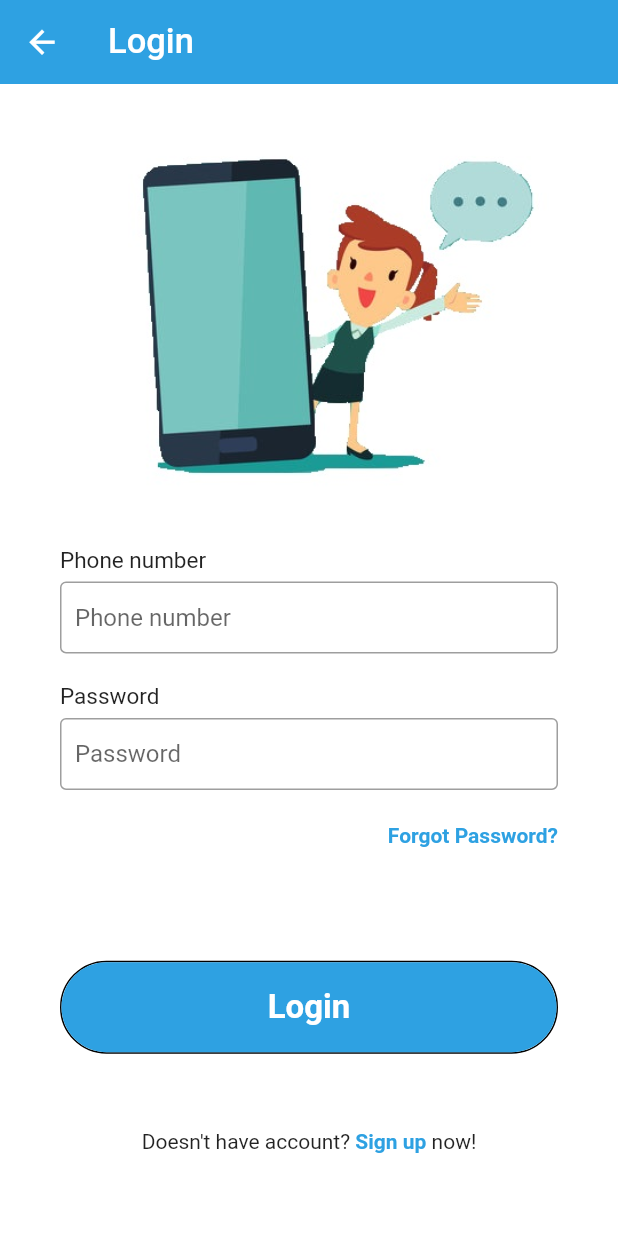
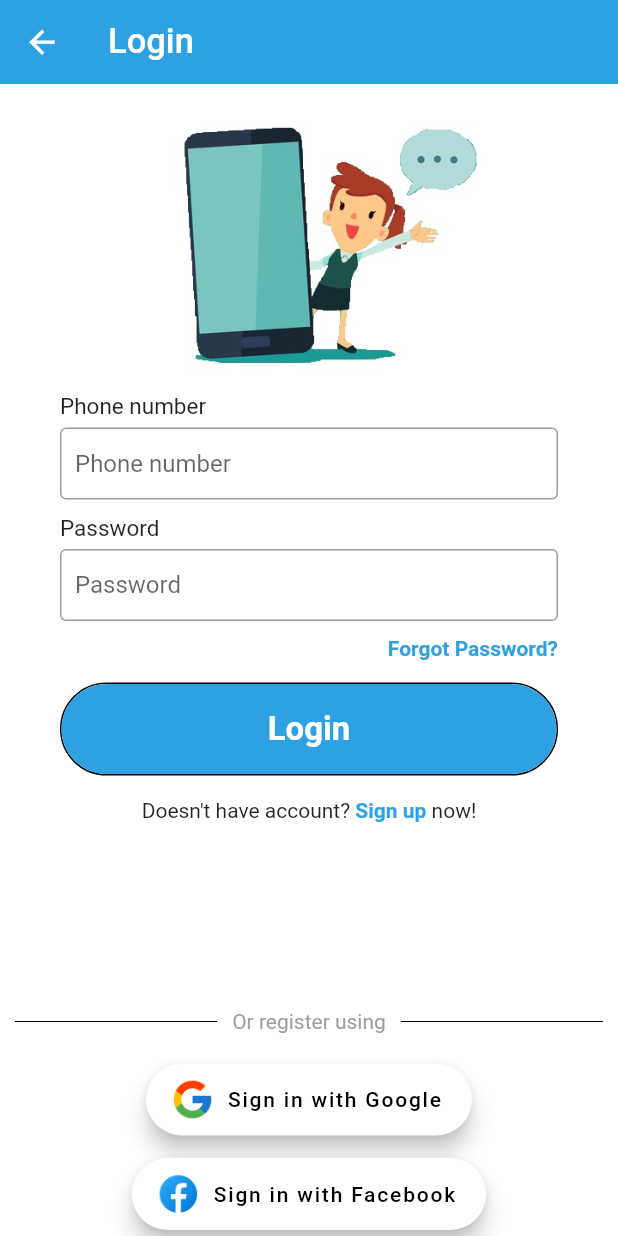
Before and after one commit to HungPham-Coder/HEH, a Flutter app: the screen it shows after launch, after a tap on "Login", on a phone screen of 412 x 824 dp. Run offline on Flutter 3.47's test engine with Material 2 defaults, Android fonts, the phone set to English and light mode, and no system bars.

Commit message:
Update login with fb, gg

```diff
--- a/heh_application/lib/Login page/login.dart
+++ b/heh_application/lib/Login page/login.dart
@@ -28,18 +28,19 @@ class LoginPage extends StatelessWidget {
           ),
         ),
       ),
-      body: SizedBox(
-        height: MediaQuery.of(context).size.height - 100,
+      body: SingleChildScrollView(
+          child: SizedBox(
+        height: MediaQuery.of(context).size.height - 30,
         width: double.infinity,
         child: Column(
-          mainAxisAlignment: MainAxisAlignment.spaceBetween,
+          mainAxisAlignment: MainAxisAlignment.start,
           children: <Widget>[
             Expanded(
                 child: Column(
-              mainAxisAlignment: MainAxisAlignment.spaceAround,
+              mainAxisAlignment: MainAxisAlignment.start,
               children: <Widget>[
                 Container(
-                  height: MediaQuery.of(context).size.height / 3,
+                  height: MediaQuery.of(context).size.height / 4,
                   decoration: const BoxDecoration(
                       image: DecorationImage(
                           image: AssetImage("assets/images/welcome.jpg"))),
@@ -52,6 +53,9 @@ class LoginPage extends StatelessWidget {
                       inputPassword(label: "Password", obscureText: true)
                     ],
                   ),
+                ),
+                const SizedBox(
+                  height: 10,
                 ),
                 Padding(
                     padding: const EdgeInsets.symmetric(horizontal: 40),
@@ -77,7 +81,7 @@ class LoginPage extends StatelessWidget {
                       ],
                     )),
                 const SizedBox(
-                  height: 30,
+                  height: 15,
                 ),
                 Padding(
                   padding: const EdgeInsets.symmetric(horizontal: 40),
@@ -112,7 +116,7 @@ class LoginPage extends StatelessWidget {
                   ),
                 ),
                 const SizedBox(
-                  height: 5,
+                  height: 15,
                 ),
                 Padding(
                     padding: const EdgeInsets.symmetric(horizontal: 40),
@@ -140,10 +144,72 @@ class LoginPage extends StatelessWidget {
                       ],
                     )),
               ],
-            ))
+            )),
+            Column(
+              children: <Widget>[
+                Row(children: <Widget>[
+                  Expanded(
+                      child: Container(
+                    margin: const EdgeInsets.only(left: 10.0, right: 10.0),
+                    child: const Divider(
+                      color: Colors.black,
+                      height: 36,
+                    ),
+                  )),
+                  const Text("Or register using",
+                      style: TextStyle(color: Colors.grey)),
+                  Expanded(
+                      child: Container(
+                    margin: const EdgeInsets.only(left: 10.0, right: 10.0),
+                    child: const Divider(
+                      color: Colors.black,
+                      height: 36,
+                    ),
+                  )),
+                ]),
+                // const Center(
+                //   child: Text(
+                //     "Or register using",
+                //     style: TextStyle(color: Colors.grey),
+                //   ),
+                // ),
+
+                const SizedBox(
+                  height: 10,
+                ),
+
+                Center(
+                  child: FloatingActionButton.extended(
+                    onPressed: () {},
+                    icon: Image.asset('assets/icons/google_icon.png',
+                        height: 30, width: 30),
+                    label: const Text('Sign in with Google'),
+                    backgroundColor: Colors.white,
+                    foregroundColor: Colors.black,
+                  ),
+                ),
+                // ignore: prefer_const_constructors
+                SizedBox(
+                  height: 15,
+                ),
+                Center(
+                  child: FloatingActionButton.extended(
+                    onPressed: () {},
+                    icon: Image.asset('assets/icons/facebook_icon.png',
+                        height: 30, width: 30),
+                    label: const Text('Sign in with Facebook'),
+                    backgroundColor: Colors.white,
+                    foregroundColor: Colors.black,
+                  ),
+                ),
+              ],
+            ),
+            const SizedBox(
+              height: 30,
+            )
           ],
         ),
-      ),
+      )),
     );
   }
 }
@@ -170,7 +236,7 @@ Widget inputPhone({label, obscureText = false}) {
             border:
                 OutlineInputBorder(borderSide: BorderSide(color: Colors.grey))),
       ),
-      const SizedBox(height: 20)
+      const SizedBox(height: 10)
     ],
   );
 }
--- a/heh_application/lib/SignUp Page/signup.dart
+++ b/heh_application/lib/SignUp Page/signup.dart
@@ -17,7 +17,7 @@ class _SignUpPageState extends State<SignUpPage> {
   @override
   Widget build(BuildContext context) {
     return Scaffold(
-      resizeToAvoidBottomInset: true,
+      resizeToAvoidBottomInset: false,
       backgroundColor: Colors.white,
       appBar: AppBar(
         title: const Text(
@@ -60,7 +60,7 @@ class _SignUpPageState extends State<SignUpPage> {
                 height: 20,
               ),
               Column(
-                mainAxisAlignment: MainAxisAlignment.spaceBetween,
+                mainAxisAlignment: MainAxisAlignment.start,
                 children: <Widget>[
                   Row(
                     children: <Widget>[
@@ -91,9 +91,6 @@ class _SignUpPageState extends State<SignUpPage> {
                             ),
                           ),
                         ),
-                      ),
-                      const SizedBox(
-                        width: 0,
                       ),
                       Expanded(
                         child: ListTile(
@@ -186,10 +183,6 @@ class _SignUpPageState extends State<SignUpPage> {
                         controller: _date,
                         decoration: const InputDecoration(
                           labelText: "Date of birth: ",
-                          // icon: Icon(
-                          //   Icons.calendar_month,
-                          //   color: Colors.black,
-                          // ),
                         ),
                         onTap: () async {
                           DateTime? pickeddate = await showDatePicker(
@@ -237,7 +230,7 @@ class _SignUpPageState extends State<SignUpPage> {
                         ),
                       ),
                     ),
-                  ))
+                  )),
             ],
           ),
         ),
--- a/heh_application/lib/main.dart
+++ b/heh_application/lib/main.dart
@@ -15,7 +15,7 @@ class HomePage extends StatelessWidget {
   @override
   Widget build(BuildContext context) {
     return Scaffold(
-      body: SafeArea(
+      body: SingleChildScrollView(
         child: Container(
           width: double.infinity,
           height: MediaQuery.of(context).size.height,
```
Also changed, not shown: heh_application/assets/icons/calender_today.png, heh_application/assets/icons/facebook_icon.png (added), heh_application/assets/icons/google_icon.png (added).
